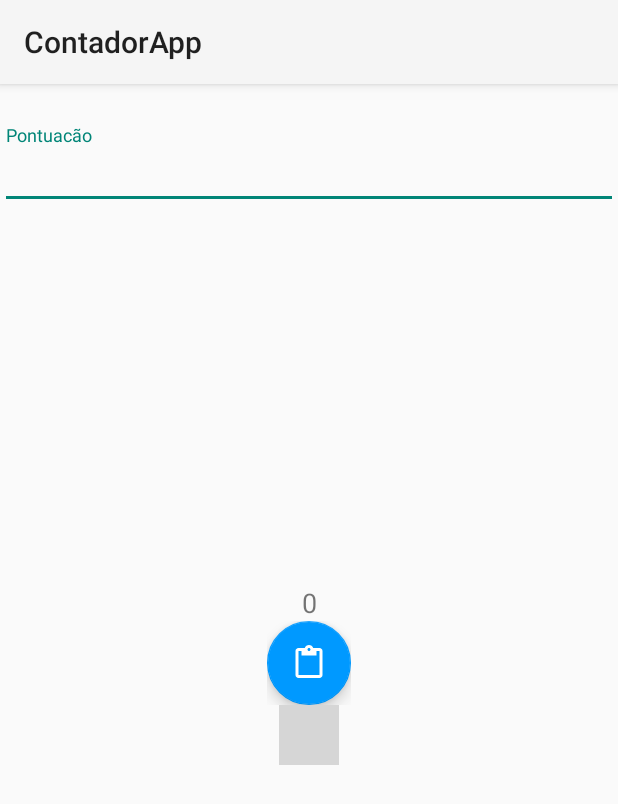
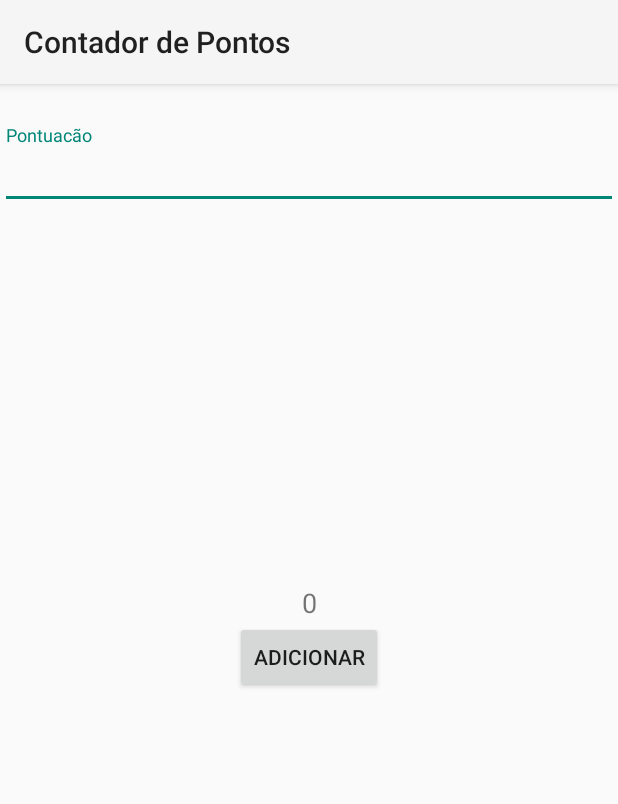
Before and after one commit to MathBrandino/ContadorApp, an Android app: the screen it shows after launch (MainActivity), on a phone screen of 412 x 824 dp. Shown: the top 804 px of the screen. Run offline under Robolectric (Android 15) with nearby library versions, the phone set to English and light mode, and no system bars; grey boxes are pictures that could not be loaded.

Commit message:
mudancas para post

```diff
--- a/app/src/main/AndroidManifest.xml
+++ b/app/src/main/AndroidManifest.xml
@@ -10,7 +10,7 @@
         >
         <activity
             android:name=".activity.MainActivity"
-            android:label="@string/app_name"
+            android:label="Contador de Pontos"
             android:windowSoftInputMode="stateHidden"
             android:screenOrientation="locked"
             >
--- a/app/src/main/java/br/com/caelum/contadorapp/activity/MainActivity.java
+++ b/app/src/main/java/br/com/caelum/contadorapp/activity/MainActivity.java
@@ -6,6 +6,7 @@ import android.support.v7.app.AppCompatActivity;
 import android.view.View;
 import android.widget.AdapterView;
 import android.widget.ArrayAdapter;
+import android.widget.Button;
 import android.widget.EditText;
 import android.widget.ListView;
 import android.widget.TextView;
@@ -30,7 +31,7 @@ public class MainActivity extends AppCompatActivity {
         setContentView(R.layout.activity_contador);
         final EditText entradaValor = (EditText) findViewById(R.id.entra_valor_contagem);
 
-        FloatingActionButton botaoAdiciona = (FloatingActionButton) findViewById(R.id.botao_adicionar);
+        Button botaoAdiciona = (Button) findViewById(R.id.botao_adicionar);
 
         listaValores = (ListView) findViewById(R.id.lista_contador);
 
--- a/app/src/main/res/layout/activity_contador.xml
+++ b/app/src/main/res/layout/activity_contador.xml
@@ -40,37 +40,11 @@
         android:textSize="18sp"
         android:id="@+id/soma"/>
 
-    <android.support.design.widget.CoordinatorLayout
+    <Button
         android:layout_width="wrap_content"
+        android:text="Adicionar"
         android:layout_height="wrap_content"
-        android:layout_gravity="bottom|center"
-        >
-
-        <android.support.design.widget.FloatingActionButton
-            android:layout_width="wrap_content"
-            android:layout_height="wrap_content"
-            android:src="@drawable/abc_ic_menu_paste_mtrl_am_alpha"
-            app:backgroundTint="#0099FF"
-            app:fabSize="normal"
-            android:id="@+id/botao_adicionar"/>
-
-
-    </android.support.design.widget.CoordinatorLayout>
-
-    <android.support.design.widget.CoordinatorLayout
-        android:layout_width="wrap_content"
-        android:layout_height="wrap_content"
-        android:layout_gravity="center|bottom"
-        >
-        <android.support.design.widget.FloatingActionButton
-            android:layout_width="wrap_content"
-            android:layout_height="wrap_content"
-            android:src="@drawable/abc_ic_clear_mtrl_alpha"
-            app:backgroundTint="#FF0000"
-            app:fabSize="mini"
-            android:id="@+id/fab2"/>
-
-
-    </android.support.design.widget.CoordinatorLayout>
+        android:layout_gravity="center"
+        android:id="@+id/botao_adicionar"/>
 
 </LinearLayout>
```
Also changed, not shown: app/src/main/java/br/com/caelum/contadorapp/fragment/ListaFragment.java (+0 -10 lines), app/src/main/res/layout/item_contador.xml (+4 -29 lines), 2 other files.
